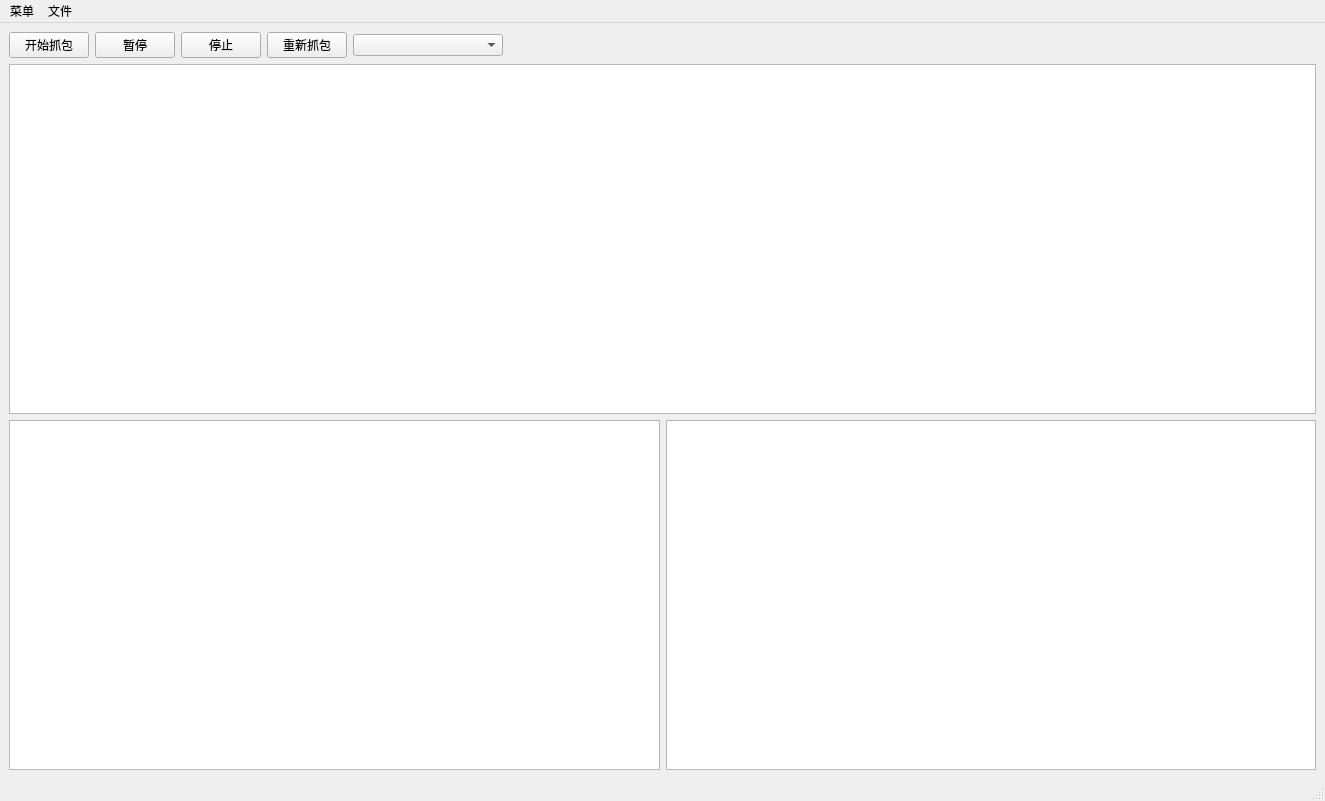
Qt form MainWindow.ui (CryingCarp/Sniffer) before a commit.
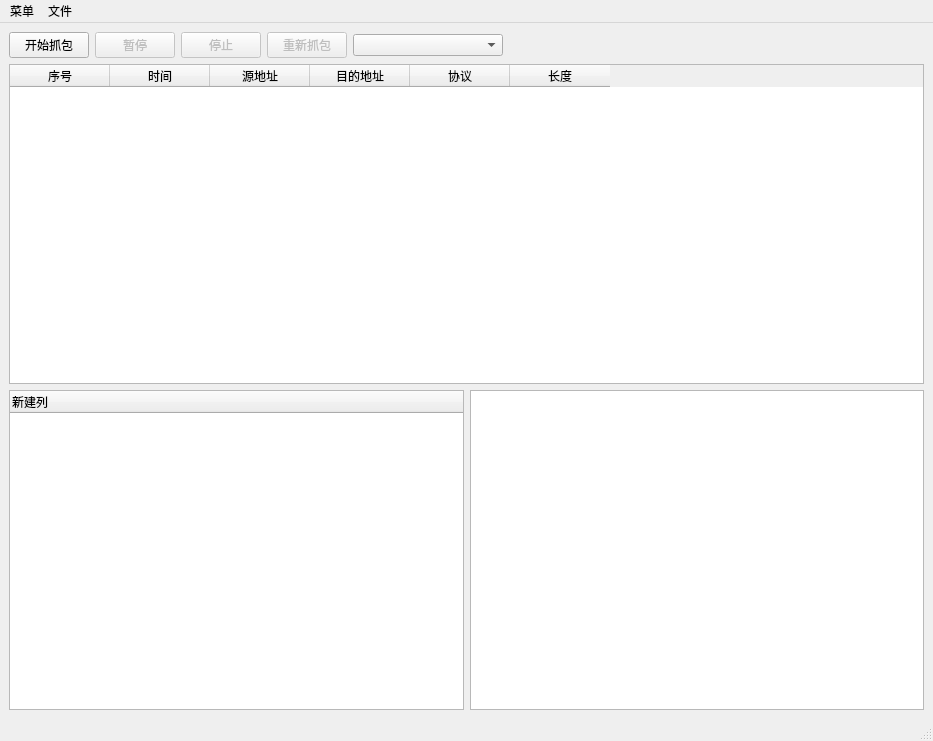
The same form after that commit.

The edit to the form file:
```diff
--- a/MainWindow.ui
+++ b/MainWindow.ui
@@ -6,8 +6,8 @@
    <rect>
     <x>0</x>
     <y>0</y>
-    <width>1325</width>
-    <height>801</height>
+    <width>933</width>
+    <height>741</height>
    </rect>
   </property>
   <property name="sizePolicy">
@@ -41,7 +41,7 @@
         <item>
          <widget class="QPushButton" name="pause_button">
           <property name="enabled">
-           <bool>true</bool>
+           <bool>false</bool>
           </property>
           <property name="text">
            <string>暂停</string>
@@ -51,7 +51,7 @@
         <item>
          <widget class="QPushButton" name="stop_button">
           <property name="enabled">
-           <bool>true</bool>
+           <bool>false</bool>
           </property>
           <property name="text">
            <string>停止</string>
@@ -61,7 +61,7 @@
         <item>
          <widget class="QPushButton" name="resniff_button">
           <property name="enabled">
-           <bool>true</bool>
+           <bool>false</bool>
           </property>
           <property name="text">
            <string>重新抓包</string>
@@ -99,19 +99,79 @@
         </item>
        </layout>
       </item>
+      <item row="4" column="0">
+       <widget class="QTreeWidget" name="packet_view">
+        <property name="mouseTracking">
+         <bool>true</bool>
+        </property>
+        <property name="editTriggers">
+         <set>QAbstractItemView::NoEditTriggers</set>
+        </property>
+        <property name="alternatingRowColors">
+         <bool>true</bool>
+        </property>
+        <property name="selectionMode">
+         <enum>QAbstractItemView::SingleSelection</enum>
+        </property>
+        <property name="uniformRowHeights">
+         <bool>true</bool>
+        </property>
+        <property name="allColumnsShowFocus">
+         <bool>true</bool>
+        </property>
+        <attribute name="headerVisible">
+         <bool>true</bool>
+        </attribute>
+        <attribute name="headerMinimumSectionSize">
+         <number>100</number>
+        </attribute>
+        <attribute name="headerHighlightSections">
+         <bool>true</bool>
+        </attribute>
+        <column>
+         <property name="text">
+          <string>新建列</string>
+         </property>
+        </column>
+       </widget>
+      </item>
+      <item row="4" column="1">
+       <widget class="QColumnView" name="hex_view"/>
+      </item>
       <item row="1" column="0" colspan="2">
-       <widget class="QTreeView" name="treeView">
-        <property name="sortingEnabled">
-         <bool>true</bool>
-        </property>
+       <widget class="QTableWidget" name="captured_view">
+        <column>
+         <property name="text">
+          <string>序号</string>
+         </property>
+        </column>
+        <column>
+         <property name="text">
+          <string>时间</string>
+         </property>
+        </column>
+        <column>
+         <property name="text">
+          <string>源地址</string>
+         </property>
+        </column>
+        <column>
+         <property name="text">
+          <string>目的地址</string>
+         </property>
+        </column>
+        <column>
+         <property name="text">
+          <string>协议</string>
+         </property>
+        </column>
+        <column>
+         <property name="text">
+          <string>长度</string>
+         </property>
+        </column>
        </widget>
       </item>
-      <item row="2" column="0">
-       <widget class="QListView" name="listView"/>
-      </item>
-      <item row="2" column="1">
-       <widget class="QListView" name="listView_2"/>
-      </item>
      </layout>
     </item>
    </layout>
@@ -121,8 +181,8 @@
     <rect>
      <x>0</x>
      <y>0</y>
-     <width>1325</width>
-     <height>22</height>
+     <width>933</width>
+     <height>21</height>
     </rect>
    </property>
    <widget class="QMenu" name="menu">
```
Left out of the diff: 19 changed lines with no effect on the pictures.
